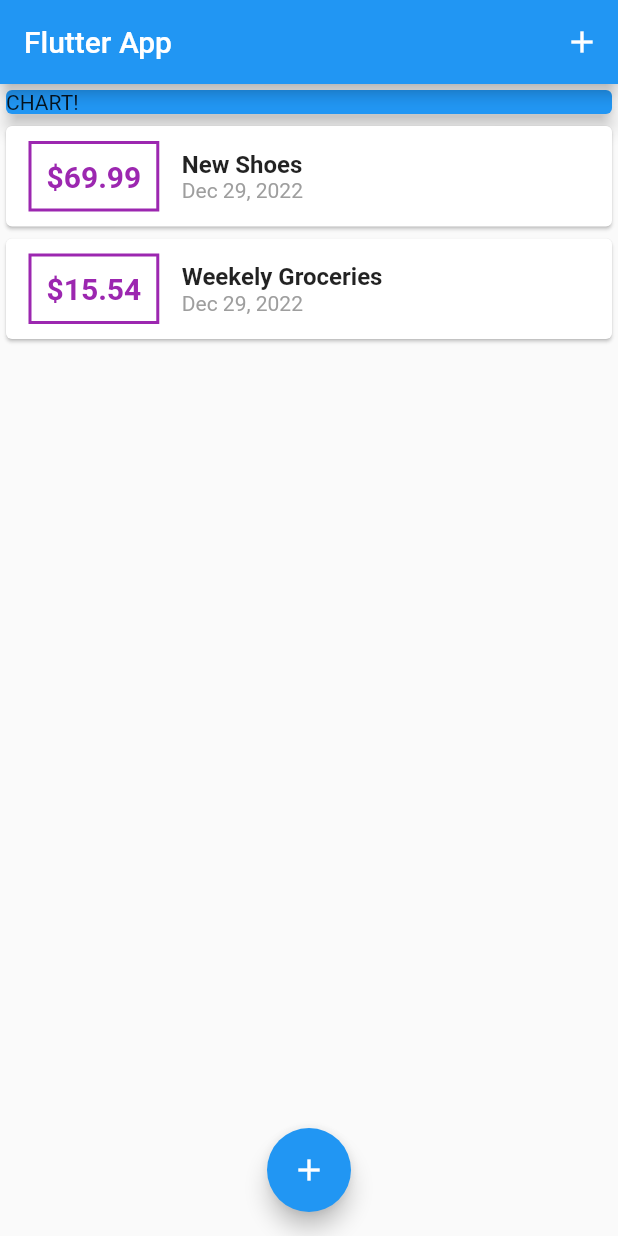
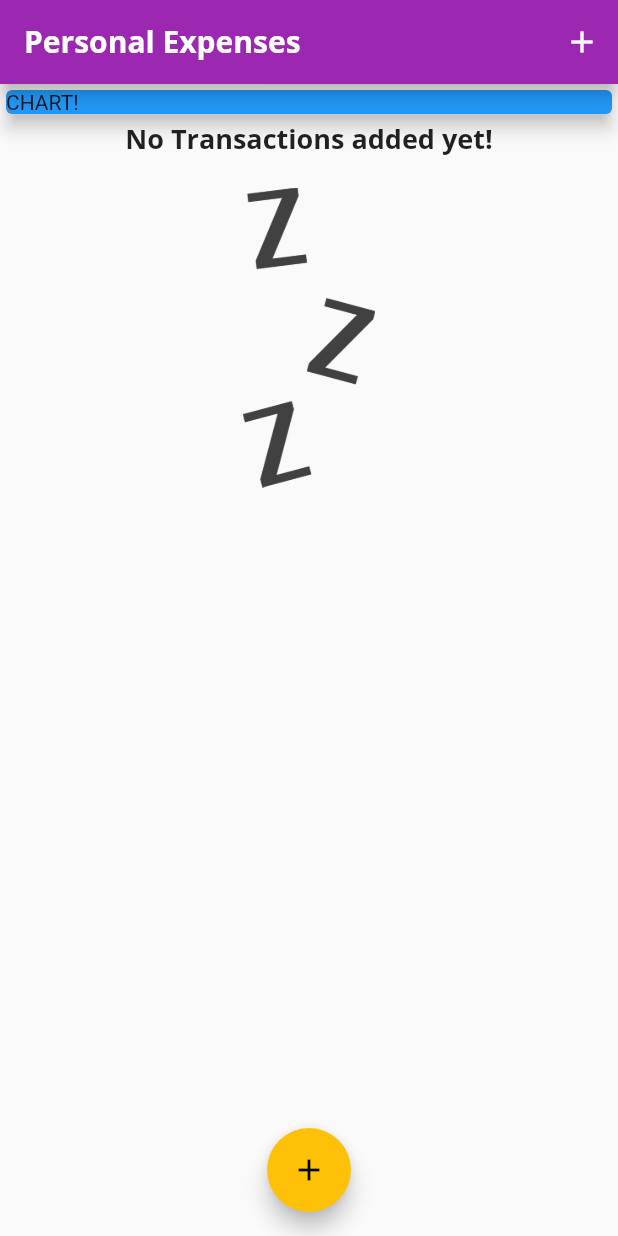
Before and after one commit to AdityaTrivedi14/Flutter-Expense-App, a Flutter app: the screen it shows after launch, on a phone screen of 412 x 824 dp. Run offline on Flutter 3.47's test engine with Material 2 defaults, Android fonts, the phone set to English and light mode, and no system bars.

Commit message:
Configuring & using Themes

```diff
--- a/lib/main.dart
+++ b/lib/main.dart
@@ -9,7 +9,26 @@ class MyApp extends StatelessWidget {
   @override
   Widget build(BuildContext context) {
     return MaterialApp(
-      title: 'Flutter App',
+      title: 'Personal Expenses',
+      theme: ThemeData(
+        primarySwatch: Colors.purple,
+        accentColor: Colors.amber,
+        fontFamily: 'Quicksand',
+        textTheme: ThemeData.light().textTheme.copyWith(
+              headline6: TextStyle(
+                fontFamily: 'OpenSans',
+                fontSize: 18,
+                fontWeight: FontWeight.bold,
+              ),
+            ),
+        appBarTheme: AppBarTheme(
+          titleTextStyle: TextStyle(
+            fontFamily: 'OpenSans',
+            fontSize: 20,
+            fontWeight: FontWeight.bold,
+          ),
+        ),
+      ),
       home: MyHomePage(),
     );
   }
@@ -24,18 +43,18 @@ class _MyHomePageState extends State<MyHomePage> {
   // String titleInput;
 
   final List<Transaction> _userTransactions = [
-    Transaction(
-      id: 'T1',
-      title: 'New Shoes',
-      amount: 69.99,
-      date: DateTime.now(),
-    ),
-    Transaction(
-      id: 'T2',
-      title: 'Weekely Groceries',
-      amount: 15.54,
-      date: DateTime.now(),
-    )
+    // Transaction(
+    //   id: 'T1',
+    //   title: 'New Shoes',
+    //   amount: 69.99,
+    //   date: DateTime.now(),
+    // ),
+    // Transaction(
+    //   id: 'T2',
+    //   title: 'Weekely Groceries',
+    //   amount: 15.54,
+    //   date: DateTime.now(),
+    // )
   ];
 
   void _addNewTransaction(String txTitle, double txAmount) {
@@ -67,7 +86,7 @@ class _MyHomePageState extends State<MyHomePage> {
   Widget build(BuildContext context) {
     return Scaffold(
       appBar: AppBar(
-        title: Text('Flutter App'),
+        title: Text('Personal Expenses'),
         actions: <Widget>[
           IconButton(
             icon: Icon(Icons.add),
--- a/lib/widgets/transaction_list.dart
+++ b/lib/widgets/transaction_list.dart
@@ -11,7 +11,25 @@ class TransactionList extends StatelessWidget {
   Widget build(BuildContext context) {
     return Container(
       height: 300,
-      child: ListView.builder(
+      child: transactions.isEmpty
+          ? Column(
+              children: <Widget>[
+                Text(
+                  'No Transactions added yet!',
+                  style: Theme.of(context).textTheme.headline6,
+                ),
+                SizedBox(
+                  height: 20,
+                ),
+                Container(
+                    height: 200,
+                    child: Image.asset(
+                      'assets/images/waiting.png',
+                      fit: BoxFit.cover,
+                    )),
+              ],
+            )
+          : ListView.builder(
               itemBuilder: (ctx, index) {
                 return Card(
                   child: Row(children: <Widget>[
@@ -22,7 +40,7 @@ class TransactionList extends StatelessWidget {
                       ),
                       decoration: BoxDecoration(
                         border: Border.all(
-                    color: Colors.purple,
+                          color: Theme.of(context).primaryColor,
                           width: 2,
                         ),
                       ),
@@ -32,7 +50,7 @@ class TransactionList extends StatelessWidget {
                         style: TextStyle(
                           fontWeight: FontWeight.bold,
                           fontSize: 20,
-                    color: Colors.purple,
+                          color: Theme.of(context).primaryColor,
                         ),
                       ),
                     ),
@@ -41,10 +59,7 @@ class TransactionList extends StatelessWidget {
                       children: <Widget>[
                         Text(
                           transactions[index].title,
-                    style: TextStyle(
-                      fontWeight: FontWeight.bold,
-                      fontSize: 16,
-                    ),
+                          style: Theme.of(context).textTheme.headline6,
                         ),
                         Text(
                           DateFormat.yMMMd().format(transactions[index].date),
```
Also changed, not shown: pubspec.yaml (+13 -8 lines), assets/fonts/OpenSans-Bold.ttf (added), assets/fonts/OpenSans-Regular.ttf (added), assets/fonts/Quicksand-Bold.ttf (added), assets/fonts/Quicksand-Light.ttf (added), assets/fonts/Quicksand-Medium.ttf (added), assets/fonts/Quicksand-Regular.ttf (added), assets/images/waiting.png (added). Lines whose indentation alone changed are shown as unchanged.
